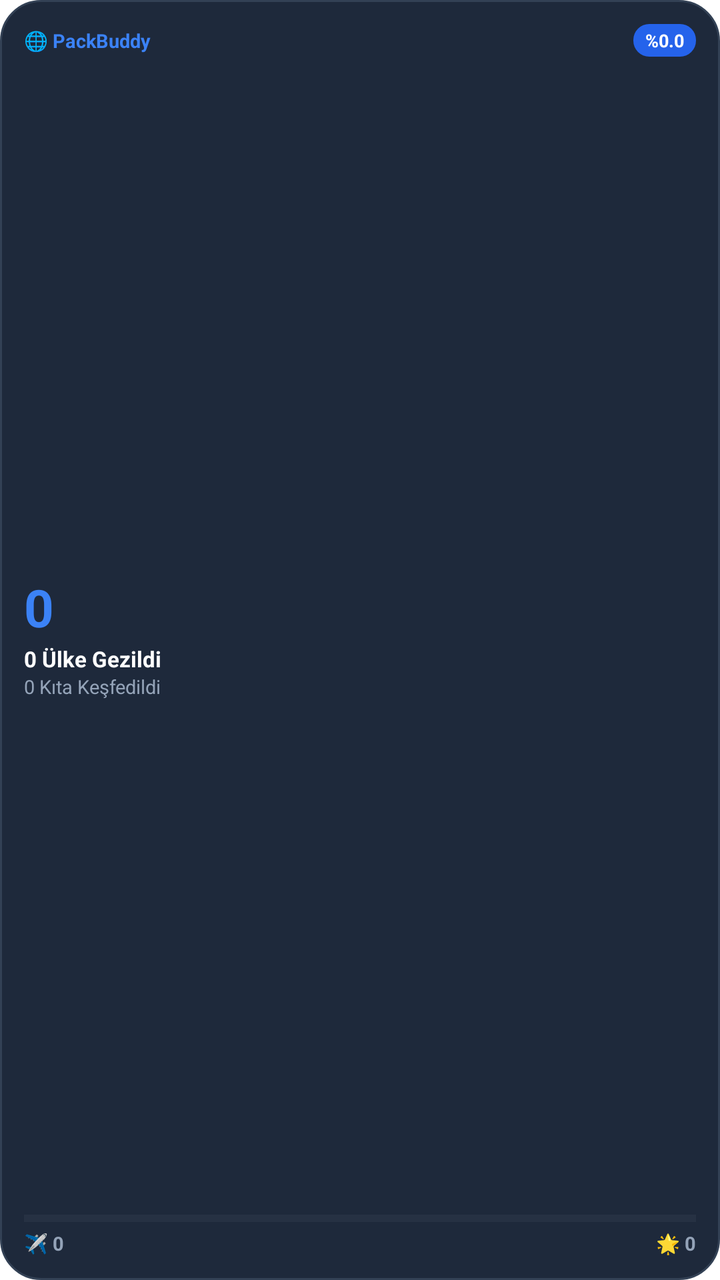
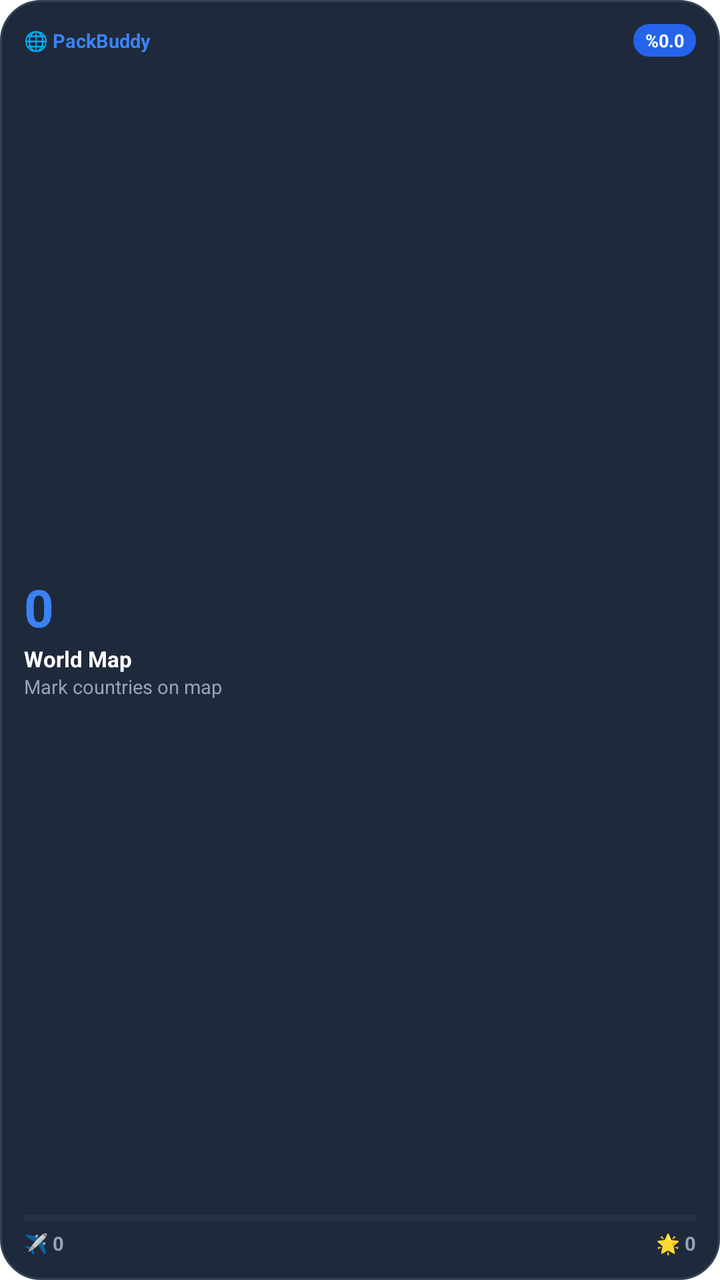

Compare the two renders of this Android layout. The source of the first and the diff that turns it into the second are given below.
<!-- AndroidManifest.xml: fallback theme Theme.MaterialComponents.DayNight.NoActionBar -->
<!-- res/layout/packbuddy_map_small.xml -->
<?xml version="1.0" encoding="utf-8"?>
<FrameLayout xmlns:android="http://schemas.android.com/apk/res/android"
    android:id="@+id/widget_container"
    android:layout_width="match_parent"
    android:layout_height="match_parent">

    
    <ImageView
        android:id="@+id/widget_rendered_card"
        android:layout_width="match_parent"
        android:layout_height="match_parent"
        android:scaleType="fitCenter"
        android:adjustViewBounds="true"
        android:visibility="gone" />

    
    <LinearLayout
        android:id="@+id/widget_native_content"
        android:layout_width="match_parent"
        android:layout_height="match_parent"
        android:background="@drawable/widget_bg"
        android:orientation="vertical"
        android:padding="12dp">

        
        <LinearLayout
            android:layout_width="match_parent"
            android:layout_height="wrap_content"
            android:gravity="center_vertical"
            android:orientation="horizontal">

            <TextView
                android:id="@+id/widget_app_name"
                android:layout_width="0dp"
                android:layout_height="wrap_content"
                android:layout_weight="1"
                android:ellipsize="end"
                android:maxLines="1"
                android:text="🌐 PackBuddy"
                android:textColor="#3B82F6"
                android:textSize="9.5sp"
                android:textStyle="bold" />

            <TextView
                android:id="@+id/widget_badge"
                android:layout_width="wrap_content"
                android:layout_height="wrap_content"
                android:background="@drawable/widget_badge_bg"
                android:paddingStart="6dp"
                android:paddingTop="2dp"
                android:paddingEnd="6dp"
                android:paddingBottom="2dp"
                android:text="%0.0"
                android:textColor="#FFFFFF"
                android:textSize="9sp"
                android:textStyle="bold" />
        </LinearLayout>

        
        <LinearLayout
            android:layout_width="match_parent"
            android:layout_height="0dp"
            android:layout_weight="1"
            android:gravity="center_vertical"
            android:orientation="vertical">

            <TextView
                android:id="@+id/widget_visited_count"
                android:layout_width="match_parent"
                android:layout_height="wrap_content"
                android:ellipsize="end"
                android:maxLines="1"
                android:text="0"
                android:textColor="#3B82F6"
                android:textSize="26sp"
                android:textStyle="bold" />

            <TextView
                android:id="@+id/widget_title"
                android:layout_width="match_parent"
                android:layout_height="wrap_content"
                android:layout_marginTop="1dp"
                android:ellipsize="end"
                android:maxLines="1"
                android:text="0 Ülke Gezildi"
                android:textColor="#FFFFFF"
                android:textSize="11sp"
                android:textStyle="bold" />

            <TextView
                android:id="@+id/widget_destination"
                android:layout_width="match_parent"
                android:layout_height="wrap_content"
                android:ellipsize="end"
                android:maxLines="1"
                android:text="0 Kıta Keşfedildi"
                android:textColor="#94A3B8"
                android:textSize="9.5sp" />
        </LinearLayout>

        
        <ProgressBar
            android:id="@+id/widget_progress"
            style="?android:attr/progressBarStyleHorizontal"
            android:layout_width="match_parent"
            android:layout_height="3.5dp"
            android:layout_marginBottom="4dp"
            android:max="100"
            android:progress="0"
            android:progressBackgroundTint="#4094A3B8"
            android:progressTint="#3B82F6" />

        
        <LinearLayout
            android:layout_width="match_parent"
            android:layout_height="wrap_content"
            android:gravity="center_vertical"
            android:orientation="horizontal">

            <TextView
                android:id="@+id/widget_packing"
                android:layout_width="0dp"
                android:layout_height="wrap_content"
                android:layout_weight="1"
                android:ellipsize="end"
                android:maxLines="1"
                android:text="✈️ 0"
                android:textColor="#94A3B8"
                android:textSize="9.5sp"
                android:textStyle="bold" />

            <TextView
                android:id="@+id/widget_budget"
                android:layout_width="wrap_content"
                android:layout_height="wrap_content"
                android:ellipsize="end"
                android:maxLines="1"
                android:text="🌟 0"
                android:textColor="#94A3B8"
                android:textSize="9.5sp"
                android:textStyle="bold" />
        </LinearLayout>
    </LinearLayout>

</FrameLayout>
<!-- resources referenced by this layout -->
<resources>
  <!-- drawable widget_badge_bg (drawable) -->
  <?xml version="1.0" encoding="utf-8"?>
  <shape xmlns:android="http://schemas.android.com/apk/res/android"
      android:shape="rectangle">
      <corners android:radius="8dp" />
      <solid android:color="#2563EB" />
  </shape>
  <!-- drawable widget_bg (drawable) -->
  <?xml version="1.0" encoding="utf-8"?>
  <shape xmlns:android="http://schemas.android.com/apk/res/android"
      android:shape="rectangle">
      <corners android:radius="20dp" />
      <solid android:color="#1E293B" />
      <stroke
          android:width="1dp"
          android:color="#334155" />
  </shape>
</resources>

<!-- the commit's change to res/layout/packbuddy_map_small.xml (unified diff, before → after) -->
@@ -82,7 +82,7 @@
                 android:layout_marginTop="1dp"
                 android:ellipsize="end"
                 android:maxLines="1"
-                android:text="0 Ülke Gezildi"
+                android:text="@string/widget_countries_visited_zero"
                 android:textColor="#FFFFFF"
                 android:textSize="11sp"
                 android:textStyle="bold" />
@@ -93,7 +93,7 @@
                 android:layout_height="wrap_content"
                 android:ellipsize="end"
                 android:maxLines="1"
-                android:text="0 Kıta Keşfedildi"
+                android:text="@string/widget_continents_explored_zero"
                 android:textColor="#94A3B8"
                 android:textSize="9.5sp" />
         </LinearLayout>
<!-- resource entries referenced after the edit -->
@@ -17,5 +17,7 @@
           android:width="1dp"
           android:color="#334155" />
   </shape>
+  <string name="widget_continents_explored_zero">Mark countries on map</string>
+  <string name="widget_countries_visited_zero">World Map</string>
 </resources>
 
